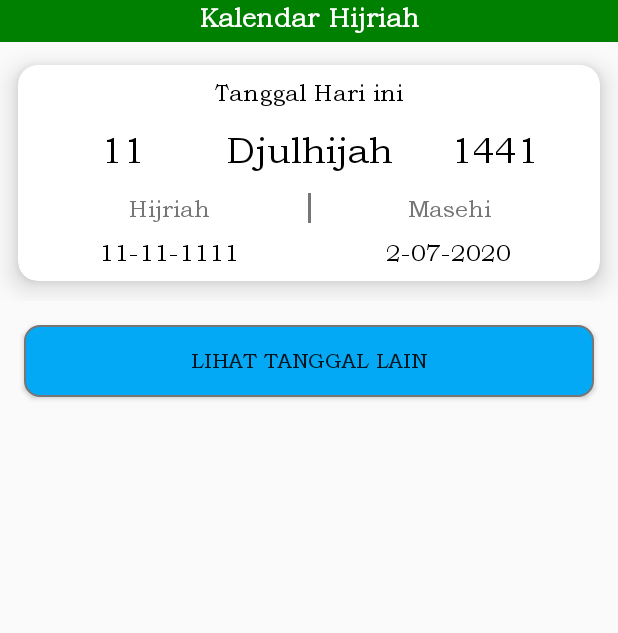
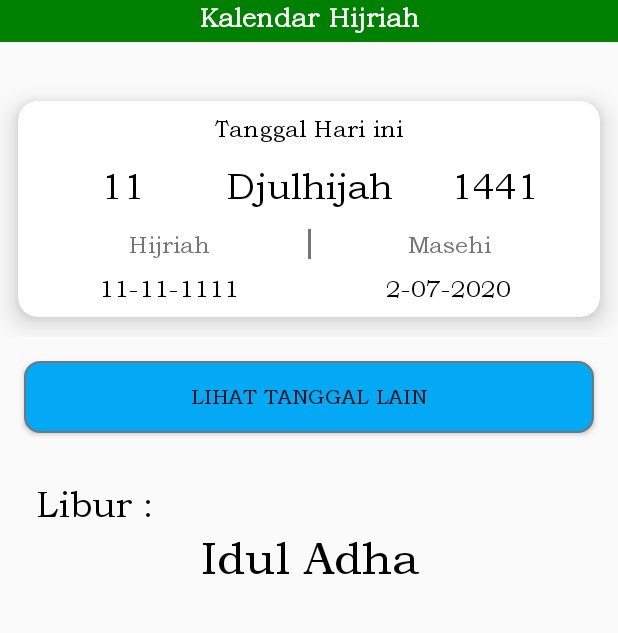
Before and after one commit to yogawahyuy/newChatAppWithFirebase, an Android app: the KalendarHijriActivity screen opened directly, with no data from a screen before it, on a phone screen of 412 x 824 dp, the part 105-738 px from its top. Run offline under Robolectric (Android 15) with nearby library versions, the phone set to English and light mode, and no system bars; our stand-ins replace Shimmer, Volley; network calls fail.

Commit message:
Kalendar Hijriah update

```diff
--- a/app/src/main/java/com/rsip/mobile/View/KalendarHijriActivity.java
+++ b/app/src/main/java/com/rsip/mobile/View/KalendarHijriActivity.java
@@ -2,15 +2,52 @@ package com.rsip.mobile.View;
 
 import androidx.appcompat.app.AppCompatActivity;
 
+import android.app.ProgressDialog;
 import android.os.Bundle;
+import android.widget.TextView;
 
+import com.rsip.mobile.Model.KalendarHijriModel;
 import com.rsip.mobile.R;
+import com.rsip.mobile.Utils.JsonUtil;
+
+import java.text.SimpleDateFormat;
+import java.util.ArrayList;
+import java.util.Calendar;
+import java.util.Date;
 
 public class KalendarHijriActivity extends AppCompatActivity {
+    String currentDate;
+    TextView day,month,year,date,holiday;
+    JsonUtil jsonUtil=new JsonUtil();
+    ProgressDialog progressDialog;
+    ArrayList<KalendarHijriModel> kalendarHijriModels=new ArrayList<>();
 
     @Override
     protected void onCreate(Bundle savedInstanceState) {
         super.onCreate(savedInstanceState);
         setContentView(R.layout.activity_kalendar_hijri);
+        day=findViewById(R.id.part_day);
+        month=findViewById(R.id.part_month);
+        year=findViewById(R.id.part_year);
+        date=findViewById(R.id.textviewDate);
+        holiday=findViewById(R.id.textviewLiburan);
+        getDateNow();
+        progresDialog();
+        jsonUtil.getDateHijri(this,kalendarHijriModels,currentDate,progressDialog,day,month,year,date,holiday);
+    }
+
+    private void getDateNow(){
+        Date c=Calendar.getInstance().getTime();
+        SimpleDateFormat dateFormat=new SimpleDateFormat("dd-MM-yyyy");
+        currentDate=dateFormat.format(c);
+    }
+
+    private void progresDialog() {
+        progressDialog=new ProgressDialog(this);
+        progressDialog.setMessage("Sedang Mengambil Jadwal Solat");
+        progressDialog.setIndeterminate(false);
+        progressDialog.setCanceledOnTouchOutside(true);
+        progressDialog.setCancelable(true);
+        progressDialog.show();
     }
 }
--- a/app/src/main/res/layout/activity_kalendar_hijri.xml
+++ b/app/src/main/res/layout/activity_kalendar_hijri.xml
@@ -67,7 +67,8 @@
             android:id="@+id/linear_Hijri"
             android:layout_width="match_parent"
             android:layout_height="wrap_content"
-            android:orientation="vertical">
+            android:orientation="vertical"
+            android:layout_marginTop="24dp">
 
             <androidx.cardview.widget.CardView
                 android:layout_width="match_parent"
@@ -199,6 +200,7 @@
                             android:orientation="horizontal"
                                 android:layout_marginTop="8dp">
                             <TextView
+                                android:id="@+id/textviewDate"
                                 android:layout_width="match_parent"
                                 android:layout_height="wrap_content"
                                 android:text="11-11-1111"
@@ -234,7 +236,33 @@
             android:text="Lihat Tanggal Lain"
             android:fontFamily="@font/bookmanoldstyle"/>
 
+        <LinearLayout
+            android:layout_below="@id/btn_changeDateHijr"
+            android:layout_width="match_parent"
+            android:layout_height="wrap_content"
+            android:orientation="vertical"
+            android:layout_margin="16dp">
+            <TextView
+                android:layout_width="match_parent"
+                android:layout_height="wrap_content"
+                android:text="Libur :"
+                android:textSize="24sp"
+                android:fontFamily="@font/bookmanoldstyle"
+                android:textColor="@android:color/black"
+                android:layout_marginLeft="8dp"/>
 
+            <TextView
+                android:id="@+id/textviewLiburan"
+                android:layout_width="match_parent"
+                android:layout_height="wrap_content"
+                android:text="Idul Adha"
+                android:gravity="center_horizontal"
+                android:textSize="30sp"
+                android:textColor="@android:color/black"
+                android:fontFamily="@font/bookmanoldstyle"/>
+
+
+        </LinearLayout>
 
     </RelativeLayout>
 
```
Also changed, not shown: app/src/main/java/com/rsip/mobile/Model/KalendarHijriModel.java (added, +49 -0 lines), app/src/main/java/com/rsip/mobile/Utils/JsonUtil.java (+51 -32 lines).
